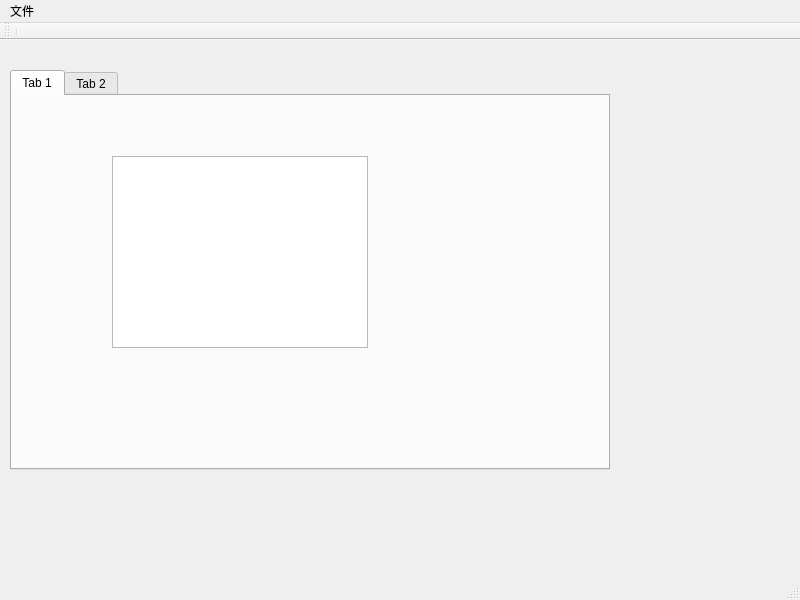
This is mainwindow.ui in charon-cheung/QSketch as Qt 5 draws it before an edit. The edited form follows.
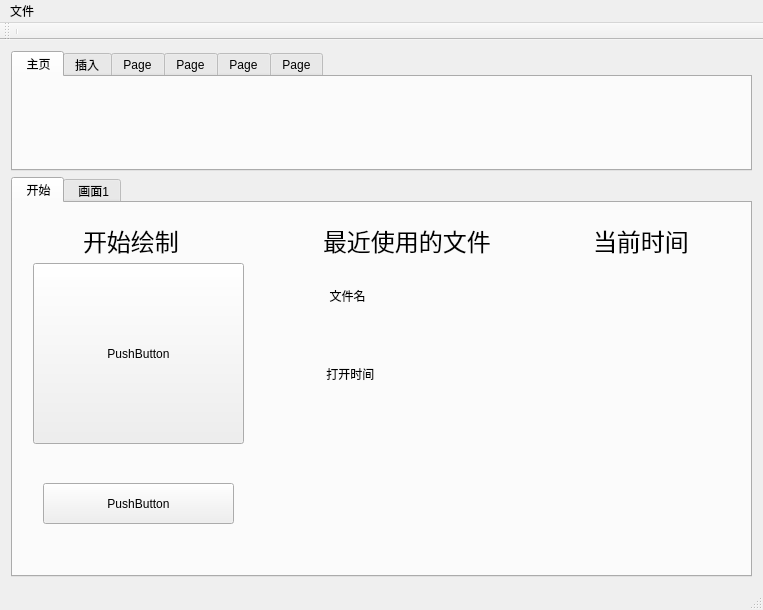
This is the edited form. The open tabs and pages were chosen to show the change. Icons and pictures are not drawn. Custom widgets are drawn as their Qt base class.

Patch:
```diff
--- a/mainwindow.ui
+++ b/mainwindow.ui
@@ -6,8 +6,8 @@
    <rect>
     <x>0</x>
     <y>0</y>
-    <width>800</width>
-    <height>600</height>
+    <width>763</width>
+    <height>609</height>
    </rect>
   </property>
   <property name="windowTitle">
@@ -21,38 +21,36 @@
 QPushButton::menu-indicator{image:None;}</string>
   </property>
   <widget class="QWidget" name="centralWidget">
-   <widget class="QPushButton" name="DrawRect">
-    <property name="geometry">
-     <rect>
-      <x>361</x>
-      <y>491</y>
-      <width>57</width>
-      <height>48</height>
-     </rect>
-    </property>
-    <property name="text">
-     <string/>
-    </property>
-    <property name="icon">
-     <iconset resource="res.qrc">
-      <normaloff>:/Shape/Shape/rectangle.png</normaloff>:/Shape/Shape/rectangle.png</iconset>
-    </property>
-    <property name="iconSize">
+   <layout class="QGridLayout" name="gridLayout_2">
+    <item row="0" column="0">
+     <layout class="QVBoxLayout" name="verticalLayout">
+      <item>
+       <widget class="QTabWidget" name="tabWidget">
+        <property name="minimumSize">
+         <size>
+          <width>540</width>
+          <height>120</height>
+         </size>
+        </property>
+        <property name="maximumSize">
      <size>
-      <width>57</width>
-      <height>48</height>
-     </size>
-    </property>
-    <property name="flat">
-     <bool>true</bool>
-    </property>
-   </widget>
-   <widget class="QPushButton" name="DrawEllipse">
+          <width>16777215</width>
+          <height>120</height>
+         </size>
+        </property>
+        <property name="currentIndex">
+         <number>3</number>
+        </property>
+        <widget class="QWidget" name="Home">
+         <attribute name="title">
+          <string> 主页</string>
+         </attribute>
+         <widget class="QPushButton" name="pushButton">
     <property name="geometry">
      <rect>
-      <x>469</x>
-      <y>491</y>
-      <width>64</width>
+            <x>320</x>
+            <y>30</y>
+            <width>48</width>
       <height>48</height>
      </rect>
     </property>
@@ -65,7 +63,7 @@
     </property>
     <property name="iconSize">
      <size>
-      <width>64</width>
+            <width>48</width>
       <height>48</height>
      </size>
     </property>
@@ -73,44 +71,18 @@
      <bool>true</bool>
     </property>
    </widget>
-   <widget class="QPushButton" name="DrawLine">
+         <widget class="QWidget" name="layoutWidget">
     <property name="geometry">
      <rect>
-      <x>570</x>
-      <y>491</y>
-      <width>52</width>
-      <height>48</height>
-     </rect>
-    </property>
-    <property name="focusPolicy">
-     <enum>Qt::NoFocus</enum>
-    </property>
-    <property name="text">
-     <string/>
-    </property>
-    <property name="icon">
-     <iconset resource="res.qrc">
-      <normaloff>:/Shape/Shape/line.png</normaloff>:/Shape/Shape/line.png</iconset>
-    </property>
-    <property name="iconSize">
-     <size>
-      <width>48</width>
-      <height>48</height>
-     </size>
-    </property>
-    <property name="flat">
-     <bool>true</bool>
-    </property>
-   </widget>
+            <x>20</x>
+            <y>10</y>
+            <width>281</width>
+            <height>81</height>
+           </rect>
+          </property>
+          <layout class="QHBoxLayout" name="horizontalLayout">
+           <item>
    <widget class="QPushButton" name="DrawPt">
-    <property name="geometry">
-     <rect>
-      <x>662</x>
-      <y>491</y>
-      <width>52</width>
-      <height>48</height>
-     </rect>
-    </property>
     <property name="focusPolicy">
      <enum>Qt::NoFocus</enum>
     </property>
@@ -131,56 +103,229 @@
      <bool>true</bool>
     </property>
    </widget>
+           </item>
+           <item>
+            <widget class="QPushButton" name="DrawLine">
+             <property name="focusPolicy">
+              <enum>Qt::NoFocus</enum>
+             </property>
+             <property name="text">
+              <string/>
+             </property>
+             <property name="icon">
+              <iconset resource="res.qrc">
+               <normaloff>:/Shape/Shape/line.png</normaloff>:/Shape/Shape/line.png</iconset>
+             </property>
+             <property name="iconSize">
+              <size>
+               <width>48</width>
+               <height>48</height>
+              </size>
+             </property>
+             <property name="flat">
+              <bool>true</bool>
+             </property>
+            </widget>
+           </item>
+           <item>
+            <widget class="QPushButton" name="DrawEllipse">
+             <property name="text">
+              <string/>
+             </property>
+             <property name="icon">
+              <iconset resource="res.qrc">
+               <normaloff>:/Shape/Shape/ellipse.png</normaloff>:/Shape/Shape/ellipse.png</iconset>
+             </property>
+             <property name="iconSize">
+              <size>
+               <width>64</width>
+               <height>48</height>
+              </size>
+             </property>
+             <property name="flat">
+              <bool>true</bool>
+             </property>
+            </widget>
+           </item>
+           <item>
+            <widget class="QPushButton" name="DrawRect">
+             <property name="text">
+              <string/>
+             </property>
+             <property name="icon">
+              <iconset resource="res.qrc">
+               <normaloff>:/Shape/Shape/rectangle.png</normaloff>:/Shape/Shape/rectangle.png</iconset>
+             </property>
+             <property name="iconSize">
+              <size>
+               <width>57</width>
+               <height>48</height>
+              </size>
+             </property>
+             <property name="flat">
+              <bool>true</bool>
+             </property>
+            </widget>
+           </item>
+          </layout>
+         </widget>
+        </widget>
+        <widget class="QWidget" name="Insert">
+         <attribute name="title">
+          <string>插入</string>
+         </attribute>
+        </widget>
+        <widget class="QWidget" name="tab_5">
+         <attribute name="title">
+          <string>Page</string>
+         </attribute>
+        </widget>
+        <widget class="QWidget" name="tab_6">
+         <attribute name="title">
+          <string>Page</string>
+         </attribute>
+        </widget>
+        <widget class="QWidget" name="tab_7">
+         <attribute name="title">
+          <string>Page</string>
+         </attribute>
+        </widget>
+        <widget class="QWidget" name="tab_8">
+         <attribute name="title">
+          <string>Page</string>
+         </attribute>
+        </widget>
+       </widget>
+      </item>
+      <item>
    <widget class="QTabWidget" name="tabView">
-    <property name="geometry">
-     <rect>
-      <x>10</x>
-      <y>30</y>
-      <width>600</width>
+        <property name="minimumSize">
+         <size>
+          <width>640</width>
       <height>400</height>
-     </rect>
+         </size>
     </property>
     <property name="currentIndex">
      <number>0</number>
     </property>
     <widget class="QWidget" name="tab">
      <attribute name="title">
-      <string>Tab 1</string>
-     </attribute>
-     <widget class="QGraphicsView" name="graphicsView_2">
+          <string> 开始</string>
+         </attribute>
+         <widget class="QPushButton" name="pushButton_2">
       <property name="geometry">
        <rect>
-        <x>100</x>
+            <x>20</x>
         <y>60</y>
-        <width>256</width>
-        <height>192</height>
-       </rect>
-      </property>
-     </widget>
-    </widget>
-    <widget class="QWidget" name="tab_2">
-     <attribute name="title">
-      <string>Tab 2</string>
-     </attribute>
-     <widget class="QGraphicsView" name="graphicsView">
+            <width>211</width>
+            <height>181</height>
+           </rect>
+          </property>
+          <property name="text">
+           <string>PushButton</string>
+          </property>
+         </widget>
+         <widget class="QPushButton" name="pushButton_3">
+          <property name="geometry">
+           <rect>
+            <x>30</x>
+            <y>280</y>
+            <width>191</width>
+            <height>41</height>
+           </rect>
+          </property>
+          <property name="text">
+           <string>PushButton</string>
+          </property>
+         </widget>
+         <widget class="QLabel" name="label">
       <property name="geometry">
        <rect>
-        <x>120</x>
-        <y>60</y>
-        <width>256</width>
-        <height>192</height>
-       </rect>
-      </property>
-     </widget>
-    </widget>
-   </widget>
+            <x>310</x>
+            <y>20</y>
+            <width>181</width>
+            <height>31</height>
+           </rect>
+          </property>
+          <property name="text">
+           <string>&lt;html&gt;&lt;head/&gt;&lt;body&gt;&lt;p&gt;&lt;span style=&quot; font-size:18pt;&quot;&gt;最近使用的文件&lt;/span&gt;&lt;/p&gt;&lt;/body&gt;&lt;/html&gt;</string>
+          </property>
+         </widget>
+         <widget class="QLabel" name="label_2">
+          <property name="geometry">
+           <rect>
+            <x>70</x>
+            <y>20</y>
+            <width>151</width>
+            <height>31</height>
+           </rect>
+          </property>
+          <property name="text">
+           <string>&lt;html&gt;&lt;head/&gt;&lt;body&gt;&lt;p&gt;&lt;span style=&quot; font-size:18pt;&quot;&gt;开始绘制&lt;/span&gt;&lt;/p&gt;&lt;/body&gt;&lt;/html&gt;</string>
+          </property>
+         </widget>
+         <widget class="QLabel" name="label_3">
+          <property name="geometry">
+           <rect>
+            <x>580</x>
+            <y>20</y>
+            <width>111</width>
+            <height>31</height>
+           </rect>
+          </property>
+          <property name="text">
+           <string>&lt;html&gt;&lt;head/&gt;&lt;body&gt;&lt;p&gt;&lt;span style=&quot; font-size:18pt;&quot;&gt;当前时间&lt;/span&gt;&lt;/p&gt;&lt;/body&gt;&lt;/html&gt;</string>
+          </property>
+         </widget>
+         <widget class="QLabel" name="label_4">
+          <property name="geometry">
+           <rect>
+            <x>310</x>
+            <y>72</y>
+            <width>81</width>
+            <height>41</height>
+           </rect>
+          </property>
+          <property name="text">
+           <string>  文件名</string>
+          </property>
+         </widget>
+         <widget class="QLabel" name="label_5">
+          <property name="geometry">
+           <rect>
+            <x>310</x>
+            <y>150</y>
+            <width>81</width>
+            <height>41</height>
+           </rect>
+          </property>
+          <property name="text">
+           <string> 打开时间</string>
+          </property>
+         </widget>
+        </widget>
+        <widget class="QWidget" name="draw_1">
+         <attribute name="title">
+          <string> 画面1</string>
+         </attribute>
+         <layout class="QGridLayout" name="gridLayout">
+          <item row="0" column="0">
+           <widget class="MyView" name="m_view"/>
+          </item>
+         </layout>
+        </widget>
+       </widget>
+      </item>
+     </layout>
+    </item>
+   </layout>
   </widget>
   <widget class="QMenuBar" name="menuBar">
    <property name="geometry">
     <rect>
      <x>0</x>
      <y>0</y>
-     <width>800</width>
+     <width>763</width>
      <height>23</height>
     </rect>
    </property>
@@ -328,6 +473,13 @@
   </action>
  </widget>
  <layoutdefault spacing="6" margin="11"/>
+ <customwidgets>
+  <customwidget>
+   <class>MyView</class>
+   <extends>QGraphicsView</extends>
+   <header location="global">myview.h</header>
+  </customwidget>
+ </customwidgets>
  <resources>
   <include location="res.qrc"/>
  </resources>
```
Left out of the diff: 104 changed lines with no effect on the pictures. Lines whose indentation alone changed are shown as unchanged.
